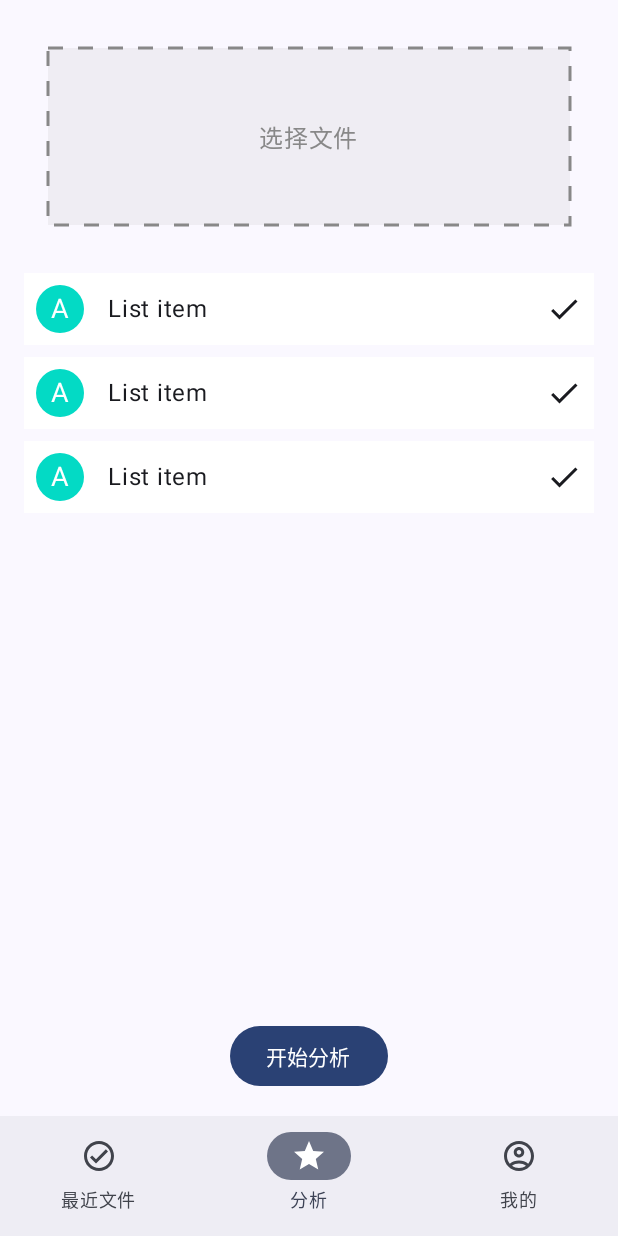
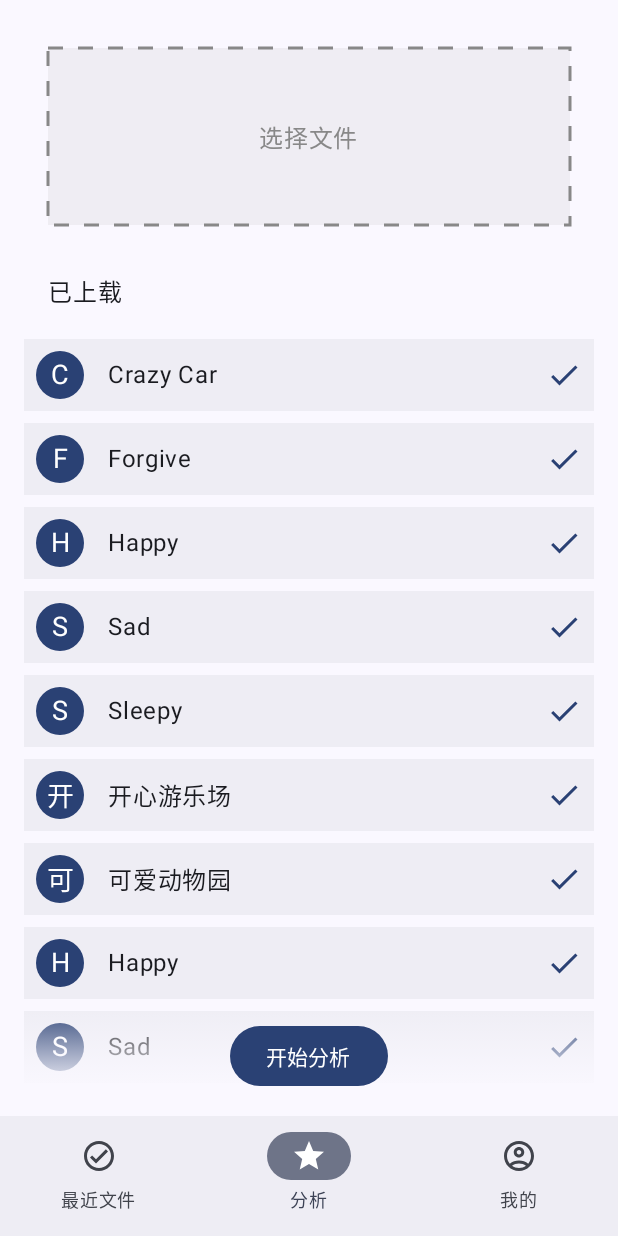
Before and after one commit to TiYi-suct/TiYi-App, an Android app built with Jetpack Compose: the composable MainScreen shown on its own in the app's theme, item 2 of the bottom bar chosen, on a phone screen of 412 x 824 dp. Run offline under Robolectric (Android 15) with nearby library versions, the phone set to English and light mode, and no system bars.

Commit message:
为 LazyColumn 上下增加渐变蒙版

```diff
--- a/app/src/main/java/com/tiyi/tiyi_app/screen/AnalysisPage.kt
+++ b/app/src/main/java/com/tiyi/tiyi_app/screen/AnalysisPage.kt
@@ -12,6 +12,7 @@ import androidx.compose.foundation.layout.Column
 import androidx.compose.foundation.layout.PaddingValues
 import androidx.compose.foundation.layout.Row
 import androidx.compose.foundation.layout.Spacer
+import androidx.compose.foundation.layout.fillMaxHeight
 import androidx.compose.foundation.layout.fillMaxSize
 import androidx.compose.foundation.layout.fillMaxWidth
 import androidx.compose.foundation.layout.height
@@ -21,10 +22,12 @@ import androidx.compose.foundation.layout.width
 import androidx.compose.foundation.lazy.LazyColumn
 import androidx.compose.foundation.lazy.items
 import androidx.compose.foundation.shape.CircleShape
+import androidx.compose.foundation.shape.RoundedCornerShape
 import androidx.compose.material.icons.Icons
 import androidx.compose.material.icons.outlined.Check
 import androidx.compose.material3.Button
 import androidx.compose.material3.Icon
+import androidx.compose.material3.MaterialTheme
 import androidx.compose.material3.Text
 import androidx.compose.runtime.Composable
 import androidx.compose.runtime.getValue
@@ -33,7 +36,9 @@ import androidx.compose.runtime.remember
 import androidx.compose.runtime.setValue
 import androidx.compose.ui.Alignment
 import androidx.compose.ui.Modifier
+import androidx.compose.ui.draw.clip
 import androidx.compose.ui.draw.drawBehind
+import androidx.compose.ui.graphics.Brush
 import androidx.compose.ui.graphics.Color
 import androidx.compose.ui.graphics.PathEffect
 import androidx.compose.ui.graphics.drawscope.Stroke
@@ -50,6 +55,9 @@ fun AnalysisPage(modifier: Modifier = Modifier) {
 
 @Composable
 fun FileUploadUI() {
+    // Temp variable
+    val items = listOf("Crazy Car", "Forgive", "Happy", "Sad", "Sleepy", "开心游乐场", "可爱动物园", "Happy", "Sad", "Sleepy", "Happy", "Sad", "Sleepy", "Happy", "Sad", "Sleepy", "Happy", "Sad", "Sleepy", "Happy", "Sad", "Sleepy", "Happy", "S")
+
     var selectedFileUri by remember { mutableStateOf<Uri?>(null) }
     val filePickerLauncher =
         rememberLauncherForActivityResult(contract = ActivityResultContracts.StartActivityForResult()) { result ->
@@ -103,16 +111,47 @@ fun FileUploadUI() {
                 Text(text = "Selected file: $it", color = Color.Black)
             }
 
-            val items = listOf("List item", "List item", "List item")
+            Text(text = "已上载", modifier = Modifier
+                .align(Alignment.Start)
+                .padding(start = 16.dp))
+
+            Box(modifier = Modifier.fillMaxSize()) {
                 LazyColumn(
                     modifier = Modifier.fillMaxWidth(),
-                contentPadding = PaddingValues(bottom = 72.dp)  // 确保底部有足够的空间给按钮
+                    contentPadding = PaddingValues(top = 20.dp,bottom = 72.dp)  // 确保底部有足够的空间给按钮
                 ) {
                     items(items) { item ->
                         ListItem(itemText = item)
                         Spacer(modifier = Modifier.height(8.dp))
                     }
                 }
+
+                // Top gradient overlay
+                Box(
+                    modifier = Modifier
+                        .fillMaxWidth()
+                        .height(20.dp)
+                        .background(
+                            brush = Brush.verticalGradient(
+                                colors = listOf(MaterialTheme.colorScheme.background, Color.Transparent)
+                            )
+                        )
+                )
+
+                // Bottom gradient overlay
+                Box(
+                    modifier = Modifier
+                        .fillMaxWidth()
+                        .height(60.dp)
+                        .align(Alignment.BottomCenter)
+                        .background(
+                            brush = Brush.verticalGradient(
+                                colors = listOf(Color.Transparent,MaterialTheme.colorScheme.background.copy(alpha = 0.5f), MaterialTheme.colorScheme.background)
+                            )
+                        )
+                )
+            }
+
         }
 
         Button(
@@ -132,19 +171,21 @@ fun ListItem(itemText: String) {
         verticalAlignment = Alignment.CenterVertically,
         modifier = Modifier
             .fillMaxWidth()
-            .background(Color.White)
+            .background(MaterialTheme.colorScheme.surfaceContainer)
             .padding(8.dp)
+            .clip(RoundedCornerShape(8.dp)),
+
     ) {
         Box(
             modifier = Modifier
                 .size(32.dp)
-                .background(Color(0xFF03DAC5), shape = CircleShape),
+                .background(color = MaterialTheme.colorScheme.primary, shape = CircleShape),
             contentAlignment = Alignment.Center
         ) {
-            Text(text = "A", color = Color.White, fontSize = 18.sp, textAlign = TextAlign.Center)
+            Text(text = itemText.first().toString(), color = MaterialTheme.colorScheme.onPrimary, fontSize = 18.sp, textAlign = TextAlign.Center)
         }
         Spacer(modifier = Modifier.width(16.dp))
-        Text(text = itemText, modifier = Modifier.weight(1f))
-        Icon(imageVector = Icons.Outlined.Check, contentDescription = "Uploaded")
+        Text(text = itemText, modifier = Modifier.weight(1f), color = MaterialTheme.colorScheme.onSurface)
+        Icon(imageVector = Icons.Outlined.Check, contentDescription = "Uploaded", tint = MaterialTheme.colorScheme.primary)
     }
 }
```
Lines whose indentation alone changed are shown as unchanged.
